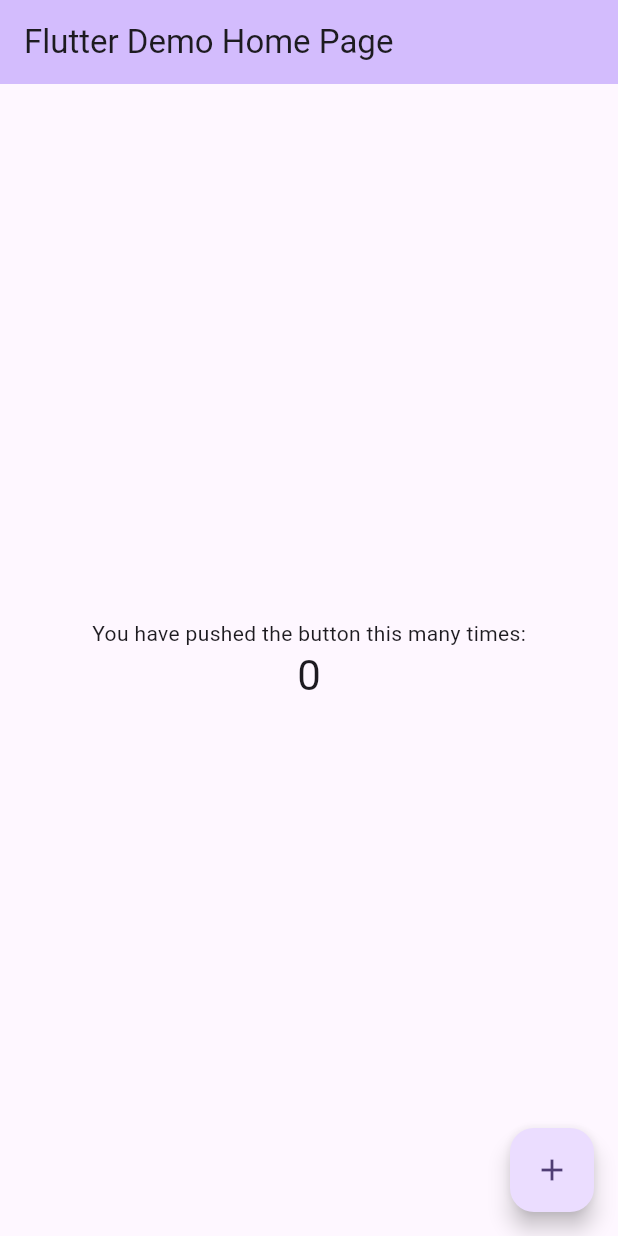
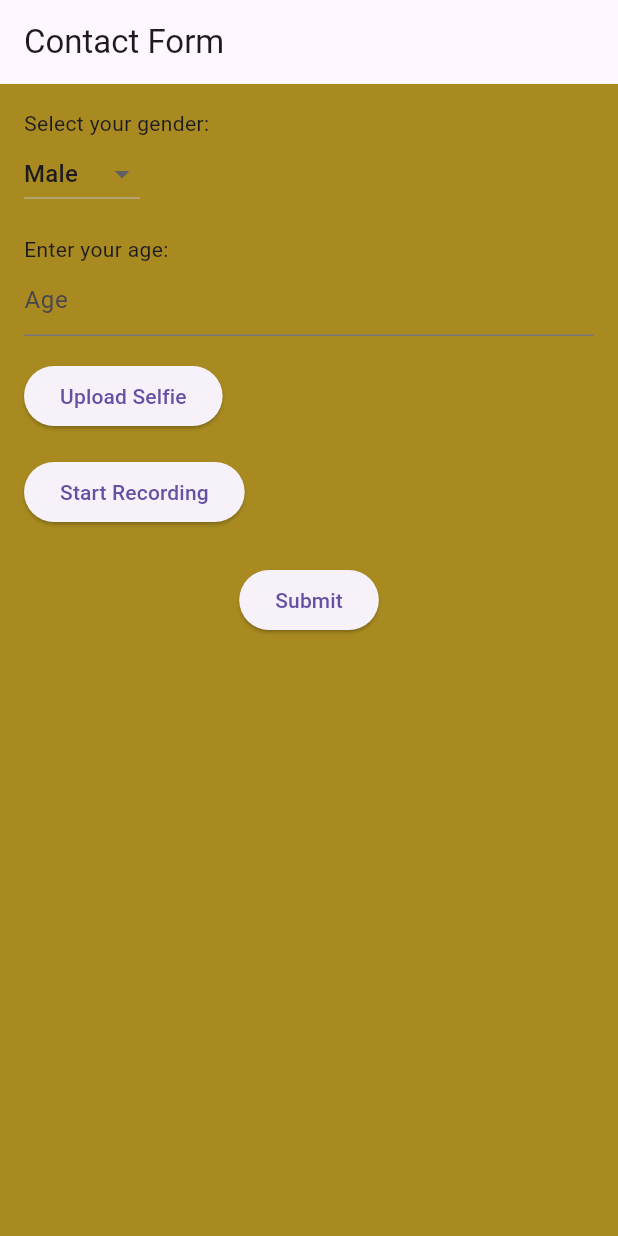
Before and after one commit to remzyyy/About-Profile, a Flutter app: the screen it shows after launch, on a phone screen of 412 x 824 dp. Run offline on Flutter 3.47's test engine with Material 3 defaults, Android fonts, the phone set to English and light mode, and no system bars; our stand-ins replace geolocator, image_picker; missing offline and left inert: flutter_sound.

Commit message:
Added fixes

```diff
--- a/lib/main.dart
+++ b/lib/main.dart
@@ -1,125 +1,289 @@
 import 'package:flutter/material.dart';
+import 'package:image_picker/image_picker.dart';
+import 'package:geolocator/geolocator.dart';
+import 'dart:io';
+import 'package:path_provider/path_provider.dart';
+import 'package:flutter_sound/flutter_sound.dart';
+import 'dart:convert';
 
 void main() {
-  runApp(const MyApp());
+  runApp(ContactFormApp());
 }
 
-class MyApp extends StatelessWidget {
-  const MyApp({super.key});
-
-  // This widget is the root of your application.
+class ContactFormApp extends StatelessWidget {
   @override
   Widget build(BuildContext context) {
     return MaterialApp(
-      title: 'Flutter Demo',
-      theme: ThemeData(
-        // This is the theme of your application.
-        //
-        // TRY THIS: Try running your application with "flutter run". You'll see
-        // the application has a purple toolbar. Then, without quitting the app,
-        // try changing the seedColor in the colorScheme below to Colors.green
-        // and then invoke "hot reload" (save your changes or press the "hot
-        // reload" button in a Flutter-supported IDE, or press "r" if you used
-        // the command line to start the app).
-        //
-        // Notice that the counter didn't reset back to zero; the application
-        // state is not lost during the reload. To reset the state, use hot
-        // restart instead.
-        //
-        // This works for code too, not just values: Most code changes can be
-        // tested with just a hot reload.
-        colorScheme: ColorScheme.fromSeed(seedColor: Colors.deepPurple),
-        useMaterial3: true,
-      ),
-      home: const MyHomePage(title: 'Flutter Demo Home Page'),
+      home: ContactFormScreen(),
     );
   }
 }
 
-class MyHomePage extends StatefulWidget {
-  const MyHomePage({super.key, required this.title});
+class ContactFormScreen extends StatefulWidget {
+  @override
+  _ContactFormScreenState createState() => _ContactFormScreenState();
+}
 
-  // This widget is the home page of your application. It is stateful, meaning
-  // that it has a State object (defined below) that contains fields that affect
-  // how it looks.
-
-  // This class is the configuration for the state. It holds the values (in this
-  // case the title) provided by the parent (in this case the App widget) and
-  // used by the build method of the State. Fields in a Widget subclass are
-  // always marked "final".
-
-  final String title;
+class _ContactFormScreenState extends State<ContactFormScreen> {
+  String _selectedGender = 'Male';
+  final _ageController = TextEditingController();
+  XFile? _selfieImage;
+  final ImagePicker _picker = ImagePicker();
+  Position? _currentPosition;
+  String? _audioFilePath;
+  FlutterSoundRecorder? _recorder;
+  bool _isRecording = false;
+  String? _submissionTime;
 
   @override
-  State<MyHomePage> createState() => _MyHomePageState();
-}
+  void initState() {
+    super.initState();
+    _initRecorder();
+  }
 
-class _MyHomePageState extends State<MyHomePage> {
-  int _counter = 0;
+  Future<void> _initRecorder() async {
+    _recorder = FlutterSoundRecorder();
+    await _recorder!.openRecorder();
+  }
 
-  void _incrementCounter() {
+  @override
+  void dispose() {
+    _ageController.dispose();
+    _recorder!.closeRecorder();
+    super.dispose();
+  }
+
+  Future<void> _getCurrentPosition() async {
+    bool serviceEnabled;
+    LocationPermission permission;
+
+    serviceEnabled = await Geolocator.isLocationServiceEnabled();
+    if (!serviceEnabled) {
+      return Future.error('Location services are disabled.');
+    }
+
+    permission = await Geolocator.checkPermission();
+    if (permission == LocationPermission.denied) {
+      permission = await Geolocator.requestPermission();
+      if (permission == LocationPermission.denied) {
+        return Future.error('Location permissions are denied');
+      }
+    }
+
+    if (permission == LocationPermission.deniedForever) {
+      return Future.error(
+          'Location permissions are permanently denied, we cannot request permissions.');
+    }
+
+    _currentPosition = await Geolocator.getCurrentPosition();
+  }
+
+  Future<void> _startRecording() async {
+    Directory tempDir = await getTemporaryDirectory();
+    String path = '${tempDir.path}/audio_recording.wav';
+    await _recorder!.startRecorder(toFile: path);
     setState(() {
-      // This call to setState tells the Flutter framework that something has
-      // changed in this State, which causes it to rerun the build method below
-      // so that the display can reflect the updated values. If we changed
-      // _counter without calling setState(), then the build method would not be
-      // called again, and so nothing would appear to happen.
-      _counter++;
+      _audioFilePath = path;
+      _isRecording = true;
+    });
+  }
+
+  Future<void> _stopRecording() async {
+    await _recorder!.stopRecorder();
+    setState(() {
+      _isRecording = false;
+    });
+  }
+
+  Future<void> _submitForm() async {
+    String age = _ageController.text;
+    if (age.isEmpty || _selfieImage == null || _audioFilePath == null) {
+      _showDialog('Please fill all the fields, upload a selfie, and record audio.');
+      return;
+    }
+
+    await _getCurrentPosition();
+
+    _submissionTime = DateTime.now().toIso8601String();
+
+    Map<String, dynamic> formData = {
+      'gender': _selectedGender,
+      'age': age,
+      'selfie': _selfieImage!.path,
+      'audio': _audioFilePath,
+      'gps': '${_currentPosition!.latitude},${_currentPosition!.longitude}',
+      'submission_time': _submissionTime,
+    };
+
+    Directory appDocDir = await getApplicationDocumentsDirectory();
+    File jsonFile = File('${appDocDir.path}/submission_data.json');
+    await jsonFile.writeAsString(json.encode(formData));
+
+    Navigator.push(
+      context,
+      MaterialPageRoute(
+        builder: (context) => ResultPage(formData: formData),
+      ),
+    );
+  }
+
+  void _showDialog(String message) {
+    showDialog(
+      context: context,
+      builder: (context) {
+        return AlertDialog(
+          content: Text(message),
+          actions: [
+            TextButton(
+              onPressed: () {
+                Navigator.of(context).pop();
+              },
+              child: Text('OK'),
+            ),
+          ],
+        );
+      },
+    );
+  }
+
+  Future<void> _pickImage() async {
+    final pickedFile = await _picker.pickImage(source: ImageSource.gallery);
+    setState(() {
+      _selfieImage = pickedFile;
     });
   }
 
   @override
   Widget build(BuildContext context) {
-    // This method is rerun every time setState is called, for instance as done
-    // by the _incrementCounter method above.
-    //
-    // The Flutter framework has been optimized to make rerunning build methods
-    // fast, so that you can just rebuild anything that needs updating rather
-    // than having to individually change instances of widgets.
     return Scaffold(
       appBar: AppBar(
-        // TRY THIS: Try changing the color here to a specific color (to
-        // Colors.amber, perhaps?) and trigger a hot reload to see the AppBar
-        // change color while the other colors stay the same.
-        backgroundColor: Theme.of(context).colorScheme.inversePrimary,
-        // Here we take the value from the MyHomePage object that was created by
-        // the App.build method, and use it to set our appbar title.
-        title: Text(widget.title),
+        title: Text('Contact Form'),
       ),
-      body: Center(
-        // Center is a layout widget. It takes a single child and positions it
-        // in the middle of the parent.
+      body: Container(
+        color: Color.fromARGB(245, 164, 134, 23), // Set background color here
+        padding: const EdgeInsets.all(16.0),
         child: Column(
-          // Column is also a layout widget. It takes a list of children and
-          // arranges them vertically. By default, it sizes itself to fit its
-          // children horizontally, and tries to be as tall as its parent.
-          //
-          // Column has various properties to control how it sizes itself and
-          // how it positions its children. Here we use mainAxisAlignment to
-          // center the children vertically; the main axis here is the vertical
-          // axis because Columns are vertical (the cross axis would be
-          // horizontal).
-          //
-          // TRY THIS: Invoke "debug painting" (choose the "Toggle Debug Paint"
-          // action in the IDE, or press "p" in the console), to see the
-          // wireframe for each widget.
-          mainAxisAlignment: MainAxisAlignment.center,
-          children: <Widget>[
-            const Text(
-              'You have pushed the button this many times:',
+          crossAxisAlignment: CrossAxisAlignment.start,
+          children: [
+            Text('Select your gender:'),
+            DropdownButton<String>(
+              value: _selectedGender,
+              onChanged: (String? newValue) {
+                setState(() {
+                  _selectedGender = newValue!;
+                });
+              },
+              items: <String>['Male', 'Female', 'Other']
+                  .map<DropdownMenuItem<String>>((String value) {
+                return DropdownMenuItem<String>(
+                  value: value,
+                  child: Text(value),
+                );
+              }).toList(),
             ),
-            Text(
-              '$_counter',
-              style: Theme.of(context).textTheme.headlineMedium,
+            SizedBox(height: 16.0),
+            Text('Enter your age:'),
+            TextField(
+              controller: _ageController,
+              keyboardType: TextInputType.number,
+              decoration: InputDecoration(
+                hintText: 'Age',
+              ),
+            ),
+            SizedBox(height: 16.0),
+            ElevatedButton(
+              onPressed: _pickImage,
+              child: Text('Upload Selfie'),
+            ),
+            if (_selfieImage != null)
+              Padding(
+                padding: const EdgeInsets.only(top: 16.0),
+                child: Image.file(
+                  File(_selfieImage!.path),
+                  width: 200,
+                  height: 200,
+                  fit: BoxFit.cover,
+                ),
+              ),
+            SizedBox(height: 16.0),
+            _isRecording
+                ? ElevatedButton(
+                    onPressed: _stopRecording,
+                    child: Text('Stop Recording'),
+                  )
+                : ElevatedButton(
+                    onPressed: _startRecording,
+                    child: Text('Start Recording'),
+                  ),
+            SizedBox(height: 24.0),
+            Center(
+              child: ElevatedButton(
+                onPressed: _submitForm,
+                child: Text('Submit'),
+              ),
             ),
           ],
         ),
       ),
-      floatingActionButton: FloatingActionButton(
-        onPressed: _incrementCounter,
-        tooltip: 'Increment',
-        child: const Icon(Icons.add),
-      ), // This trailing comma makes auto-formatting nicer for build methods.
     );
   }
 }
+
+class ResultPage extends StatelessWidget {
+  final Map<String, dynamic> formData;
+
+  ResultPage({required this.formData});
+
+  @override
+  Widget build(BuildContext context) {
+    return Scaffold(
+      appBar: AppBar(
+        title: Text('Result'),
+      ),
+      body: Container(
+        color: Colors.lightGreen[50], // Set background color here
+        padding: const EdgeInsets.all(16.0),
+        child: Table(
+          border: TableBorder.all(),
+          children: [
+            TableRow(
+              children: [
+                Text('Q1', style: TextStyle(fontWeight: FontWeight.bold)),
+                Text('Q2', style: TextStyle(fontWeight: FontWeight.bold)),
+                Text('Q3', style: TextStyle(fontWeight: FontWeight.bold)),
+                Text('RecordedAudio', style: TextStyle(fontWeight: FontWeight.bold)),
+                Text('GPS', style: TextStyle(fontWeight: FontWeight.bold)),
+                Text('SubmissionTime', style: TextStyle(fontWeight: FontWeight.bold)),
+              ],
+            ),
+            TableRow(
+              children: [
+                Text(formData['gender']),
+                Text(formData['age']),
+                Image.file(
+                  File(formData['selfie']),
+                  width: 100,
+                  height: 100,
+                ),
+                TextButton(
+                  onPressed: () {
+                    _playAudio(formData['audio']);
+                  },
+                  child: Text('Play Audio'),
+                ),
+                Text(formData['gps']),
+                Text(formData['submission_time']),
+              ],
+            ),
+          ],
+        ),
+      ),
+    );
+  }
+
+  void _playAudio(String path) {
+    FlutterSoundPlayer player = FlutterSoundPlayer();
+    player.openPlayer();
+    player.startPlayer(fromURI: path);
+  }
+}
--- a/pubspec.yaml
+++ b/pubspec.yaml
@@ -30,6 +30,10 @@ environment:
 dependencies:
   flutter:
     sdk: flutter
+  image_picker: ^1.1.2
+  path_provider: ^2.0.11
+  geolocator: ^12.0.0
+  flutter_sound: ^9.2.13
 
 
   # The following adds the Cupertino Icons font to your application.
```
Also changed, not shown: pubspec.lock, 6 other files.
